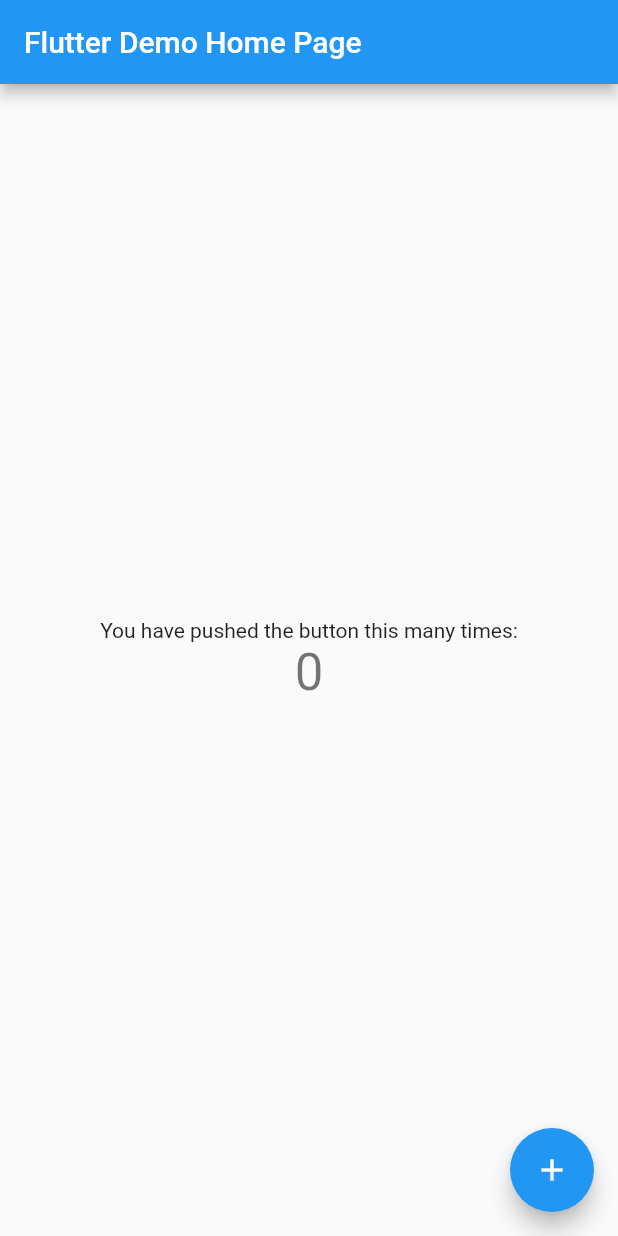
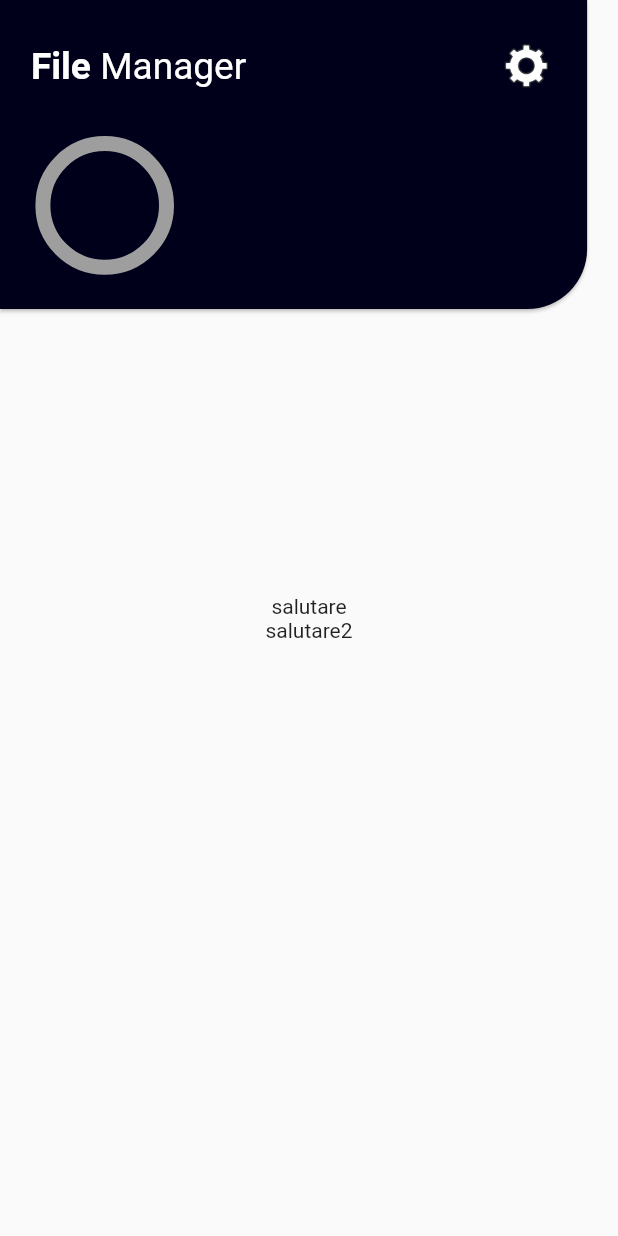
Before and after one commit to Ca3zsar/FileManager, a Flutter app: the screen it shows after launch, on a phone screen of 412 x 824 dp. Run offline on Flutter 3.47's test engine with Material 2 defaults, Android fonts, the phone set to English and light mode, and no system bars; drawn by our look-alikes of pie_chart; missing offline and left inert: storage_info.

Commit message:
Working on main screen

```diff
--- /dev/null
+++ b/lib/Screens/StartScreen/components/background.dart
@@ -0,0 +1,111 @@
+import 'package:flutter/material.dart';
+
+class Background extends StatelessWidget {
+  final Widget chart;
+  const Background({Key? key, required this.chart}) : super(key: key);
+
+  @override
+  Widget build(BuildContext context) {
+    Size size = MediaQuery.of(context).size;
+    return SizedBox(
+        height: size.height,
+        width: double.infinity,
+        child: Stack(
+          alignment: Alignment.center,
+          children: <Widget>[
+            UpCard(size: size, chart: chart),
+            Column(
+                mainAxisAlignment: MainAxisAlignment.center,
+                children: <Widget>[
+                  Row(
+                      mainAxisAlignment: MainAxisAlignment.center,
+                      children: const <Widget>[
+                        Text("salutare"),
+                      ]),
+                  Row(
+                      mainAxisAlignment: MainAxisAlignment.center,
+                      children: const <Widget>[
+                        Text("salutare2"),
+                      ]),
+                ])
+          ],
+        ));
+  }
+}
+
+class UpCard extends StatelessWidget {
+  const UpCard({
+    Key? key,
+    required this.size,
+    required this.chart,
+  }) : super(key: key);
+
+  final Size size;
+  final Widget chart;
+
+  @override
+  Widget build(BuildContext context) {
+    return Positioned(
+      top: 0,
+      left: 0,
+      child: SizedBox(
+          width: size.width * 0.95,
+          height: size.height * 0.25,
+          child: Card(
+            margin: EdgeInsets.zero,
+            child: Column(
+                mainAxisAlignment: MainAxisAlignment.spaceEvenly,
+                children: <Widget>[
+                  Row(
+                    mainAxisAlignment: MainAxisAlignment.spaceBetween,
+                    children: [
+                      Container(
+                          clipBehavior: Clip.antiAlias,
+                          decoration: const BoxDecoration(),
+                          margin: EdgeInsets.only(left: size.width * 0.05),
+                          child: RichText(
+                              text: TextSpan(
+                                  style: TextStyle(
+                                      fontSize: size.width * 0.06,
+                                      color: Colors.white),
+                                  children: const <TextSpan>[
+                                TextSpan(
+                                    text: "File ",
+                                    style:
+                                        TextStyle(fontWeight: FontWeight.bold)),
+                                TextSpan(text: "Manager")
+                              ]))),
+                      Container(
+                          margin: EdgeInsets.only(right: size.width * 0.04),
+                          child: IconButton(
+                            splashColor: Colors.transparent,
+                            highlightColor: Colors.transparent,
+                            tooltip: "Settings",
+                            icon: Image.asset(
+                              "assets/images/settings.png",
+                              width: size.width * 0.07,
+                              isAntiAlias: true,
+                            ),
+                            onPressed: () {},
+                          ))
+                    ],
+                  ),
+                  Row(
+                    children: [
+                      Container(
+                        margin: EdgeInsets.only(left: size.width * 0.05),
+                        child: chart,
+                        clipBehavior: Clip.antiAlias,
+                        decoration: const BoxDecoration(),
+                      )
+                    ],
+                  ),
+                ]),
+            color: const Color.fromARGB(255, 0, 0, 26),
+            shape: const RoundedRectangleBorder(
+                borderRadius:
+                    BorderRadius.only(bottomRight: Radius.circular(40))),
+          )),
+    );
+  }
+}
--- /dev/null
+++ b/lib/Screens/StartScreen/components/body.dart
@@ -0,0 +1,12 @@
+import 'package:flutter/material.dart';
+import 'package:tppm/Screens/StartScreen/components/background.dart';
+import 'package:tppm/Screens/StartScreen/components/memory_chart.dart';
+
+class MainBody extends StatelessWidget {
+  const MainBody({Key? key}) : super(key: key);
+
+  @override
+  Widget build(BuildContext context) {
+    return const Scaffold(body: Background(chart: MemoryChart()));
+  }
+}
--- /dev/null
+++ b/lib/Screens/StartScreen/components/memory_chart.dart
@@ -0,0 +1,59 @@
+import 'package:pie_chart/pie_chart.dart';
+import 'package:storage_info/storage_info.dart';
+import 'package:flutter/material.dart';
+import 'dart:math';
+
+class MemoryChart extends StatefulWidget {
+  const MemoryChart({Key? key}) : super(key: key);
+
+  @override
+  _MemoryChartState createState() => _MemoryChartState();
+}
+
+class _MemoryChartState extends State<MemoryChart> {
+  dynamic dataMap = {
+    'Used': 0.0,
+    'Free': 0.0,
+  };
+
+  final legendLabels = <String, String>{
+    'Used': 'Used',
+    'Free': 'Free',
+  };
+
+  final colors = <Color>[
+    const Color.fromARGB(239, 219, 20, 20),
+    const Color.fromARGB(255, 255, 255, 255)
+  ];
+
+  final ChartType _chartType = ChartType.ring;
+
+  @override
+  void initState() {
+    super.initState();
+    WidgetsBinding.instance!.addPostFrameCallback((_) async {
+      dataMap = <String, double>{
+        'Used': await StorageInfo.getStorageUsedSpaceInGB,
+        'Free': await StorageInfo.getStorageFreeSpaceInGB,
+      };
+      setState(() {});
+    });
+  }
+
+  @override
+  Widget build(BuildContext context) {
+    return PieChart(
+      dataMap: dataMap,
+      animationDuration: const Duration(milliseconds: 500),
+      chartLegendSpacing: 16.0,
+      chartRadius: min(MediaQuery.of(context).size.width,
+              MediaQuery.of(context).size.height) /
+          5,
+      ringStrokeWidth: 10,
+      colorList: colors,
+      chartType: _chartType,
+      chartValuesOptions: const ChartValuesOptions(showChartValues: false),
+      legendOptions: const LegendOptions(showLegends: false),
+    );
+  }
+}
--- /dev/null
+++ b/lib/Screens/StartScreen/start_screen.dart
@@ -0,0 +1,21 @@
+import 'package:flutter/material.dart';
+
+import 'package:tppm/Screens/StartScreen/components/body.dart';
+
+class HomePage extends StatefulWidget {
+  const HomePage({Key? key, required this.title}) : super(key: key);
+
+  final String title;
+
+  @override
+  State<HomePage> createState() => _HomePageState();
+}
+
+class _HomePageState extends State<HomePage> {
+  @override
+  Widget build(BuildContext context) {
+    return const Scaffold(
+      body: MainBody()// This trailing comma makes auto-formatting nicer for build methods.
+    );
+  }
+}
--- a/lib/main.dart
+++ b/lib/main.dart
@@ -1,115 +1,19 @@
 import 'package:flutter/material.dart';
+import 'Screens/StartScreen/start_screen.dart';
 
-void main() {
-  runApp(const MyApp());
+void main() async {
+  runApp(const MainApplication());
 }
 
-class MyApp extends StatelessWidget {
-  const MyApp({Key? key}) : super(key: key);
+class MainApplication extends StatelessWidget {
+  const MainApplication({Key? key}) : super(key: key);
 
-  // This widget is the root of your application.
   @override
   Widget build(BuildContext context) {
-    return MaterialApp(
+    return const MaterialApp(
+      debugShowCheckedModeBanner: false,
       title: 'File Manager',
-      theme: ThemeData(
-        // This is the theme of your application.
-        //
-        // Try running your application with "flutter run". You'll see the
-        // application has a blue toolbar. Then, without quitting the app, try
-        // changing the primarySwatch below to Colors.green and then invoke
-        // "hot reload" (press "r" in the console where you ran "flutter run",
-        // or simply save your changes to "hot reload" in a Flutter IDE).
-        // Notice that the counter didn't reset back to zero; the application
-        // is not restarted.
-        primarySwatch: Colors.blue,
-      ),
-      home: const MyHomePage(title: 'Flutter Demo Home Page'),
+      home: SafeArea(child: HomePage(title: 'File Manager')),
     );
   }
 }
-
-class MyHomePage extends StatefulWidget {
-  const MyHomePage({Key? key, required this.title}) : super(key: key);
-
-  // This widget is the home page of your application. It is stateful, meaning
-  // that it has a State object (defined below) that contains fields that affect
-  // how it looks.
-
-  // This class is the configuration for the state. It holds the values (in this
-  // case the title) provided by the parent (in this case the App widget) and
-  // used by the build method of the State. Fields in a Widget subclass are
-  // always marked "final".
-
-  final String title;
-
-  @override
-  State<MyHomePage> createState() => _MyHomePageState();
-}
-
-class _MyHomePageState extends State<MyHomePage> {
-  int _counter = 0;
-
-  void _incrementCounter() {
-    setState(() {
-      // This call to setState tells the Flutter framework that something has
-      // changed in this State, which causes it to rerun the build method below
-      // so that the display can reflect the updated values. If we changed
-      // _counter without calling setState(), then the build method would not be
-      // called again, and so nothing would appear to happen.
-      _counter++;
-    });
-  }
-
-  @override
-  Widget build(BuildContext context) {
-    // This method is rerun every time setState is called, for instance as done
-    // by the _incrementCounter method above.
-    //
-    // The Flutter framework has been optimized to make rerunning build methods
-    // fast, so that you can just rebuild anything that needs updating rather
-    // than having to individually change instances of widgets.
-    return Scaffold(
-      appBar: AppBar(
-        // Here we take the value from the MyHomePage object that was created by
-        // the App.build method, and use it to set our appbar title.
-        title: Text(widget.title),
-      ),
-      body: Center(
-        // Center is a layout widget. It takes a single child and positions it
-        // in the middle of the parent.
-        child: Column(
-          // Column is also a layout widget. It takes a list of children and
-          // arranges them vertically. By default, it sizes itself to fit its
-          // children horizontally, and tries to be as tall as its parent.
-          //
-          // Invoke "debug painting" (press "p" in the console, choose the
-          // "Toggle Debug Paint" action from the Flutter Inspector in Android
-          // Studio, or the "Toggle Debug Paint" command in Visual Studio Code)
-          // to see the wireframe for each widget.
-          //
-          // Column has various properties to control how it sizes itself and
-          // how it positions its children. Here we use mainAxisAlignment to
-          // center the children vertically; the main axis here is the vertical
-          // axis because Columns are vertical (the cross axis would be
-          // horizontal).
-          mainAxisAlignment: MainAxisAlignment.center,
-          children: <Widget>[
-            const Text(
-              'You have pushed the button this many times:',
-            ),
-            Text(
-              '$_counter',
-              style: Theme.of(context).textTheme.headline4,
-            ),
-          ],
-        ),
-      ),
-      floatingActionButton: FloatingActionButton(
-        onPressed: _incrementCounter,
-        tooltip: 'Increment',
-        child: const Icon(Icons.add),
-      ), // This trailing comma makes auto-formatting nicer for build methods.
-    );
-  }
-}
```
Also changed, not shown: pubspec.yaml (+10 -0 lines), assets/fonts/OpenSans-Regular.ttf (added), assets/images/settings.png (added), pubspec.lock, 8 other files.
